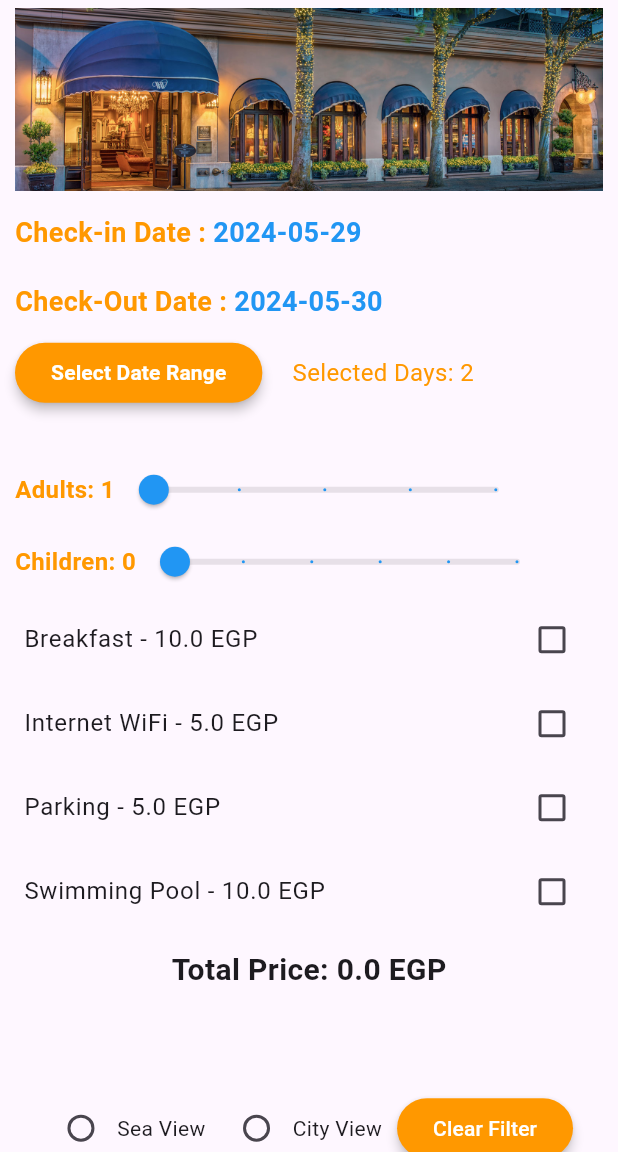
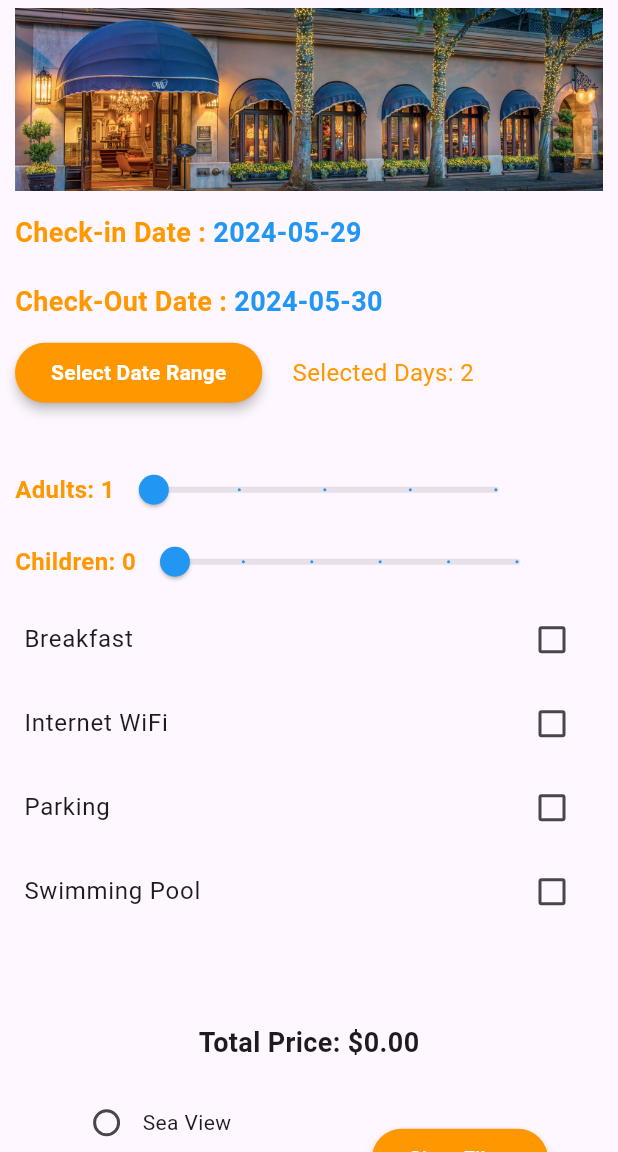
Before and after one commit to NadaMakkawy/task_11, a Flutter app: the screen it shows after launch, after a tap on "Clear Filter", on a phone screen of 412 x 824 dp, the part 84-1236 px from its top. Run offline on Flutter 3.47's test engine with Material 3 defaults, Android fonts, the phone set to English and light mode, and no system bars.

```diff
--- a/lib/extras_checklist_widget.dart
+++ b/lib/extras_checklist_widget.dart
@@ -1,86 +1,56 @@
 import 'package:flutter/material.dart';
 
+import 'extras_data.dart';
+
 class ExtrasChecklistWidget extends StatefulWidget {
-  const ExtrasChecklistWidget({super.key});
+  final List<Map<String, dynamic>> selectedItemsPrice;
+  final double totalPrice;
+
+  ExtrasChecklistWidget({
+    super.key,
+    required this.selectedItemsPrice,
+    required this.totalPrice,
+  });
 
   @override
   State<ExtrasChecklistWidget> createState() => _ExtrasChecklistWidgetState();
 }
 
 class _ExtrasChecklistWidgetState extends State<ExtrasChecklistWidget> {
-  List<Map<String, dynamic>> extrasList = [
-    {
-      'title': 'Breakfast',
-      'price': 10.0,
-      'isSelected': false,
-    },
-    {
-      'title': 'Internet WiFi',
-      'price': 5.0,
-      'isSelected': false,
-    },
-    {
-      'title': 'Parking',
-      'price': 5.0,
-      'isSelected': false,
-    },
-    {
-      'title': 'Swimming Pool',
-      'price': 10.0,
-      'isSelected': false,
-    },
-  ];
-
-  List<Map<String, dynamic>> filteredItems = [];
-
-  @override
-  void initState() {
-    super.initState();
-    filteredItems.addAll(extrasList);
-  }
-
-  double calculateTotalPrice() {
-    double totalPrice = 0.0;
-    for (var item in filteredItems) {
-      if (item['isSelected']) {
-        totalPrice += item['price'];
-      }
-    }
-    return totalPrice;
-  }
-
   @override
   Widget build(BuildContext context) {
+    // final totalPrice = getTotalPrice();
+
     return Column(
-      mainAxisSize: MainAxisSize.min,
       children: [
-        ListView.builder(
+        Expanded(
+          child: ListView.builder(
             physics: const NeverScrollableScrollPhysics(),
-          shrinkWrap: true,
-          itemCount: extrasList.length,
+            itemCount: extrasData.length,
             itemBuilder: (context, index) {
-            final item = extrasList[index];
+              final item = extrasData[index];
               return CheckboxListTile(
-              title: Text(
-                '${extrasList[index]['title']} - ${extrasList[index]['price']} EGP',
-              ),
+                title: Text(item['title']),
                 value: item['isSelected'],
-              onChanged: (bool? value) {
-                item['isSelected'] = value;
-                setState(() {});
+                onChanged: (value) {
+                  setState(() {
+                    item['isSelected'] = value!;
+                    if (value) {
+                      widget.selectedItemsPrice.add(item);
+                    } else {
+                      widget.selectedItemsPrice.remove(item);
+                    }
+                  });
                 },
               );
             },
           ),
-        Container(
-          padding: const EdgeInsets.all(10),
-          alignment: Alignment.center,
+        ),
+        Padding(
+          padding: const EdgeInsets.all(16.0),
           child: Text(
-            'Total Price: ${calculateTotalPrice()} EGP',
-            style: const TextStyle(
-              fontSize: 20,
-              fontWeight: FontWeight.bold,
-            ),
+            'Total Price: \$${widget.totalPrice.toStringAsFixed(2)}',
+            style: const TextStyle(fontSize: 18, fontWeight: FontWeight.bold),
           ),
         ),
       ],
--- /dev/null
+++ b/lib/extras_data.dart
@@ -0,0 +1,22 @@
+List<Map<String, dynamic>> extrasData = [
+  {
+    'title': 'Breakfast',
+    'price': 10.0,
+    'isSelected': false,
+  },
+  {
+    'title': 'Internet WiFi',
+    'price': 5.0,
+    'isSelected': false,
+  },
+  {
+    'title': 'Parking',
+    'price': 5.0,
+    'isSelected': false,
+  },
+  {
+    'title': 'Swimming Pool',
+    'price': 10.0,
+    'isSelected': false,
+  },
+];
--- a/lib/main.dart
+++ b/lib/main.dart
@@ -1,8 +1,6 @@
 import 'package:flutter/material.dart';
-import 'package:task_11/room_list_view_widget.dart';
-import 'package:task_11/view_check_widget.dart';
 
-import 'extras_checklist_widget.dart';
+import 'view_check_widget.dart';
 import 'slide_bar_widget.dart';
 import 'date_picker_widget.dart';
 
@@ -23,6 +21,7 @@ class MyApp extends StatelessWidget {
         useMaterial3: true,
       ),
       home: const HomePage(title: 'Android ATC Hotel'),
+      // home: ChecklistScreen(),
     );
   }
 }
@@ -48,32 +47,21 @@ class _HomePageState extends State<HomePage> {
               fontWeight: FontWeight.bold, color: Colors.white, fontSize: 24),
         ),
       ),
-      body: Container(
+      body: SizedBox(
         height: MediaQuery.of(context).size.height,
-        child: SingleChildScrollView(
-          child: Column(
+        child: ListView(
           children: [
             Container(
-                padding:
-                    const EdgeInsets.symmetric(vertical: 5, horizontal: 10),
+              padding: const EdgeInsets.symmetric(vertical: 5, horizontal: 10),
               child: Image.asset('assets/entrance.jpg'),
             ),
             const DatePickerWidget(),
             const SlideBarWidget(),
             SizedBox(
-                height: MediaQuery.of(context).size.height * 0.4,
-                child: ExtrasChecklistWidget(),
-              ),
-              // SizedBox(
-              //   height: MediaQuery.of(context).size.height * 1,
-              //   child: RoomListView(),
-              // ),
-              SizedBox(
               height: MediaQuery.of(context).size.height * 1,
-                child: ViewCheckWidget(),
+              child: const ViewCheckWidget(),
             ),
           ],
-          ),
         ),
       ),
     );
--- a/lib/room_model.dart
+++ b/lib/room_model.dart
@@ -5,6 +5,7 @@ class RoomModel {
   bool isSelected;
   final String imagePath;
   final String view;
+  final double price;
 
   RoomModel({
     required this.title,
@@ -13,6 +14,7 @@ class RoomModel {
     required this.isSelected,
     required this.imagePath,
     required this.view,
+    required this.price,
   });
 
   factory RoomModel.fromJson(Map<String, dynamic> data) {
@@ -23,6 +25,7 @@ class RoomModel {
       isSelected: data['isSelected'],
       imagePath: data['imagePath'],
       view: data['view'],
+      price: data['price'],
     );
   }
 
@@ -34,6 +37,7 @@ class RoomModel {
       'isSelected': isSelected,
       'imagePath': imagePath,
       'view': view,
+      'price': price,
     };
   }
 }
--- a/lib/rooms_data.dart
+++ b/lib/rooms_data.dart
@@ -5,7 +5,8 @@ List<Map<String, dynamic>> roomsData = [
     'capacity': '1 : 2',
     'isSelected': false,
     'imagePath': 'assets/master-sea.jpg',
-    'view': 'Sea View'
+    'view': 'Sea View',
+    'price': 250.0,
   },
   {
     'title': 'Master Room City View',
@@ -13,7 +14,8 @@ List<Map<String, dynamic>> roomsData = [
     'capacity': '1 : 2',
     'isSelected': false,
     'imagePath': 'assets/master-city.jpg',
-    'view': 'City View'
+    'view': 'City View',
+    'price': 200.0,
   },
   {
     'title': 'Twin Room Sea View',
@@ -21,7 +23,8 @@ List<Map<String, dynamic>> roomsData = [
     'capacity': '2',
     'isSelected': false,
     'imagePath': 'assets/twin-sea.jpg',
-    'view': 'Sea View'
+    'view': 'Sea View',
+    'price': 200.0,
   },
   {
     'title': 'Twin Room City View',
@@ -29,7 +32,8 @@ List<Map<String, dynamic>> roomsData = [
     'capacity': '2',
     'isSelected': false,
     'imagePath': 'assets/twin-city.jpg',
-    'view': 'City View'
+    'view': 'City View',
+    'price': 150.0,
   },
   {
     'title': 'Triple Room Sea View',
@@ -38,7 +42,8 @@ List<Map<String, dynamic>> roomsData = [
     'capacity': '1 : 3',
     'isSelected': false,
     'imagePath': 'assets/three-bed-sea.jpg',
-    'view': 'Sea View'
+    'view': 'Sea View',
+    'price': 300.0,
   },
   {
     'title': 'Triple Room City View',
@@ -47,6 +52,7 @@ List<Map<String, dynamic>> roomsData = [
     'capacity': '1 : 3',
     'isSelected': false,
     'imagePath': 'assets/three-bed-city.jpg',
-    'view': 'City View'
+    'view': 'City View',
+    'price': 250.0,
   },
 ];
--- a/lib/slide_bar_widget.dart
+++ b/lib/slide_bar_widget.dart
@@ -1,4 +1,6 @@
 import 'package:flutter/material.dart';
+
+import 'rooms_data.dart';
 
 class SlideBarWidget extends StatefulWidget {
   const SlideBarWidget({super.key});
@@ -8,6 +10,13 @@ class SlideBarWidget extends StatefulWidget {
 }
 
 class _SlideBarWidgetState extends State<SlideBarWidget> {
+  void filterRoomsData() {
+    List<Map<String, dynamic>> filteredRoomsbyCap = roomsData.where((room) {
+      int capacity = room['capacity'] as int;
+      return capacity >= adultSliderValue && capacity >= chilrenSliderValue;
+    }).toList();
+  }
+
   double adultSliderValue = 1;
   double chilrenSliderValue = 0;
 
@@ -17,47 +26,19 @@ class _SlideBarWidgetState extends State<SlideBarWidget> {
       padding: const EdgeInsets.symmetric(horizontal: 10),
       child: Column(
         children: [
-          // Row(
-          //   mainAxisAlignment: MainAxisAlignment.start,
-          //   children: [
-          //     Flexible(
-          //       child: FittedBox(
-          //         child: Text(
-          //           'Adults: ${adultSliderValue.round()}',
-          //           style: const TextStyle(
-          //               fontSize: 16,
-          //               fontWeight: FontWeight.bold,
-          //               color: Colors.orange),
-          //         ),
-          //       ),
-          //     ),
-          //     const SizedBox(height: 20),
-          //     Slider(
-          //       value: adultSliderValue,
-          //       min: 1,
-          //       max: 5,
-          //       divisions: 4,
-          //       activeColor: Colors.blue,
-          //       label: adultSliderValue.round().toString(),
-          //       onChanged: (double value) {
-          //         adultSliderValue = value;
-          //         setState(() {});
-          //       },
-          //     ),
-          //   ],
-          // ),
-
           SlideBarTemp(
             currentSliderValue: adultSliderValue,
             title: 'Adults',
             minVal: 1,
             divisions: 4,
+            filterRoomsData: filterRoomsData,
           ),
           SlideBarTemp(
             currentSliderValue: chilrenSliderValue,
             title: 'Children',
             minVal: 0,
             divisions: 5,
+            filterRoomsData: filterRoomsData,
           ),
         ],
       ),
@@ -65,19 +46,20 @@ class _SlideBarWidgetState extends State<SlideBarWidget> {
   }
 }
 
-// ignore: must_be_immutable
 class SlideBarTemp extends StatefulWidget {
   double currentSliderValue;
   final String title;
   final double minVal;
   final int divisions;
+  final Function filterRoomsData;
 
   SlideBarTemp(
       {super.key,
       required this.currentSliderValue,
       required this.title,
       required this.minVal,
-      required this.divisions});
+      required this.divisions,
+      required this.filterRoomsData});
 
   @override
   State<SlideBarTemp> createState() => _SlideBarTempState();
@@ -112,6 +94,8 @@ class _SlideBarTempState extends State<SlideBarTemp> {
             label: widget.currentSliderValue.round().toString(),
             onChanged: (double value) {
               widget.currentSliderValue = value;
+              widget.filterRoomsData;
+
               setState(() {});
             },
           ),
--- a/lib/view_check_widget.dart
+++ b/lib/view_check_widget.dart
@@ -1,5 +1,7 @@
 import 'package:flutter/material.dart';
 
+import 'summary_page.dart';
+import 'extras_data.dart';
 import 'room_model.dart';
 import 'rooms_data.dart';
 
@@ -17,6 +19,8 @@ class _ViewCheckWidgetState extends State<ViewCheckWidget> {
   List<RoomModel> filteredItems = [];
   List<RoomModel> viewFilteredItems = [];
 
+  List<Map<String, dynamic>> selectedItemsPrice = [];
+
   String viewFilter = '';
 
   RoomModel? selectedRoom;
@@ -27,7 +31,18 @@ class _ViewCheckWidgetState extends State<ViewCheckWidget> {
     viewFilteredItems.addAll(rooms);
   }
 
+  double getTotalPrice() {
+    double totalPrice = 0;
+    for (var item in selectedItemsPrice) {
+      totalPrice += item['price'];
+      setState(() {});
+    }
+    return totalPrice;
+  }
+
   void updateFilteredList() {
+    selectedItemsPrice.clear();
+
     filteredItems = rooms.where((item) => item.isSelected).toList();
 
     viewFilteredItems = rooms
@@ -39,9 +54,45 @@ class _ViewCheckWidgetState extends State<ViewCheckWidget> {
 
   @override
   Widget build(BuildContext context) {
+    final totalPrice = getTotalPrice();
+
     return Column(
       children: [
+        Expanded(
+          flex: 2,
+          child: ListView.builder(
+            physics: const NeverScrollableScrollPhysics(),
+            itemCount: extrasData.length,
+            itemBuilder: (context, index) {
+              final item = extrasData[index];
+              return CheckboxListTile(
+                title: Text(item['title']),
+                value: item['isSelected'],
+                onChanged: (value) {
+                  setState(() {
+                    item['isSelected'] = value!;
+                    if (value) {
+                      selectedItemsPrice.add(item);
+                    } else {
+                      selectedItemsPrice.remove(item);
+                    }
+                  });
+                },
+              );
+            },
+          ),
+        ),
+        Padding(
+          padding: const EdgeInsets.all(16.0),
+          child: Text(
+            'Total Price: \$${totalPrice.toStringAsFixed(2)}',
+            style: const TextStyle(fontSize: 18, fontWeight: FontWeight.bold),
+          ),
+        ),
         Row(
+          mainAxisAlignment: MainAxisAlignment.spaceAround,
+          children: [
+            Column(
               mainAxisAlignment: MainAxisAlignment.center,
               children: [
                 Row(
@@ -77,7 +128,8 @@ class _ViewCheckWidgetState extends State<ViewCheckWidget> {
                     const Text('City View'),
                   ],
                 ),
-            const SizedBox(width: 10),
+              ],
+            ),
             ElevatedButton(
               style: ElevatedButton.styleFrom(
                 backgroundColor: Colors.orange,
@@ -94,7 +146,7 @@ class _ViewCheckWidgetState extends State<ViewCheckWidget> {
           ],
         ),
         Expanded(
-          flex: 1,
+          flex: 2,
           child: CheckListOptionsList(
             itemsList: viewFilteredItems,
             updateFilteredListFn: updateFilteredList,
@@ -102,11 +154,23 @@ class _ViewCheckWidgetState extends State<ViewCheckWidget> {
               selectedRoom = room;
               setState(() {});
             },
+            selectedItemsPrice: selectedItemsPrice,
           ),
         ),
-        const Divider(),
+        if (selectedRoom != null) const Divider(),
         Expanded(
-          child: SelectedRoomInfo(room: selectedRoom),
+          child: SelectedRoomInfo(
+            room: selectedRoom,
+            onRoomSelected: (room) {
+              Navigator.push(
+                context,
+                MaterialPageRoute(
+                  builder: (context) =>
+                      SummaryPage(selectedItems: selectedItemsPrice),
+                ),
+              );
+            },
+          ),
         ),
       ],
     );
@@ -115,16 +179,26 @@ class _ViewCheckWidgetState extends State<ViewCheckWidget> {
 
 class SelectedRoomInfo extends StatelessWidget {
   final RoomModel? room;
+  final Function(RoomModel?)? onRoomSelected;
 
-  const SelectedRoomInfo({super.key, this.room});
+  const SelectedRoomInfo({
+    super.key,
+    this.room,
+    this.onRoomSelected,
+  });
 
   @override
   Widget build(BuildContext context) {
     if (room == null) {
       return const SizedBox.shrink();
     }
-    return Column(
-      crossAxisAlignment: CrossAxisAlignment.start,
+    return GestureDetector(
+      onTap: () {
+        if (onRoomSelected != null) {
+          onRoomSelected!(room);
+        }
+      },
+      child: ListView(
         children: [
           const Padding(
             padding: EdgeInsets.symmetric(horizontal: 10),
@@ -139,17 +213,33 @@ class SelectedRoomInfo extends StatelessWidget {
           ),
           ListTile(
             leading: Image.asset(room!.imagePath),
-          title: Text(room!.title),
+            title: Text(
+              room!.title,
+              style: const TextStyle(
+                fontWeight: FontWeight.bold,
+              ),
+            ),
             subtitle: Column(
               crossAxisAlignment: CrossAxisAlignment.start,
               children: [
                 Text(room!.description),
-              Text('Capacity: ${room!.capacity}'),
-              Text('View: ${room!.view}'),
+                Row(
+                  children: [
+                    const Icon(Icons.person),
+                    Text(room!.capacity),
+                  ],
+                ),
+                Row(
+                  children: [
+                    const Icon(Icons.park),
+                    Text(room!.view),
+                  ],
+                ),
               ],
             ),
           ),
         ],
+      ),
     );
   }
 }
@@ -194,12 +284,14 @@ class CheckListOptionsList extends StatefulWidget {
   final List<RoomModel> itemsList;
   final Function updateFilteredListFn;
   final Function(RoomModel?) onItemSelected;
+  final List<Map<String, dynamic>> selectedItemsPrice;
 
   const CheckListOptionsList({
     super.key,
     required this.itemsList,
     required this.updateFilteredListFn,
     required this.onItemSelected,
+    required this.selectedItemsPrice,
   });
 
   @override
@@ -223,7 +315,12 @@ class _CheckListOptionsListState extends State<CheckListOptionsList> {
           activeColor: Colors.orange,
           title: ListTile(
             leading: Image.asset(imagePath),
-            title: Text(itemName),
+            title: Text(
+              itemName,
+              style: const TextStyle(
+                fontWeight: FontWeight.bold,
+              ),
+            ),
             subtitle: Column(
               crossAxisAlignment: CrossAxisAlignment.start,
               children: [
@@ -252,6 +349,12 @@ class _CheckListOptionsListState extends State<CheckListOptionsList> {
             }
             widget.onItemSelected(room);
             widget.updateFilteredListFn();
+            if (room != null) {
+              widget.selectedItemsPrice.add({
+                'title': room.title,
+                'price': room.price,
+              });
+            }
             setState(() {});
           },
         );
```
Also changed, not shown: lib/extra_model.dart (added, +27 -0 lines), lib/summary_model.dart (added, +13 -0 lines), lib/summary_page.dart (added, +71 -0 lines), lib/testing.dart (added, +156 -0 lines). Lines whose indentation alone changed are shown as unchanged.
